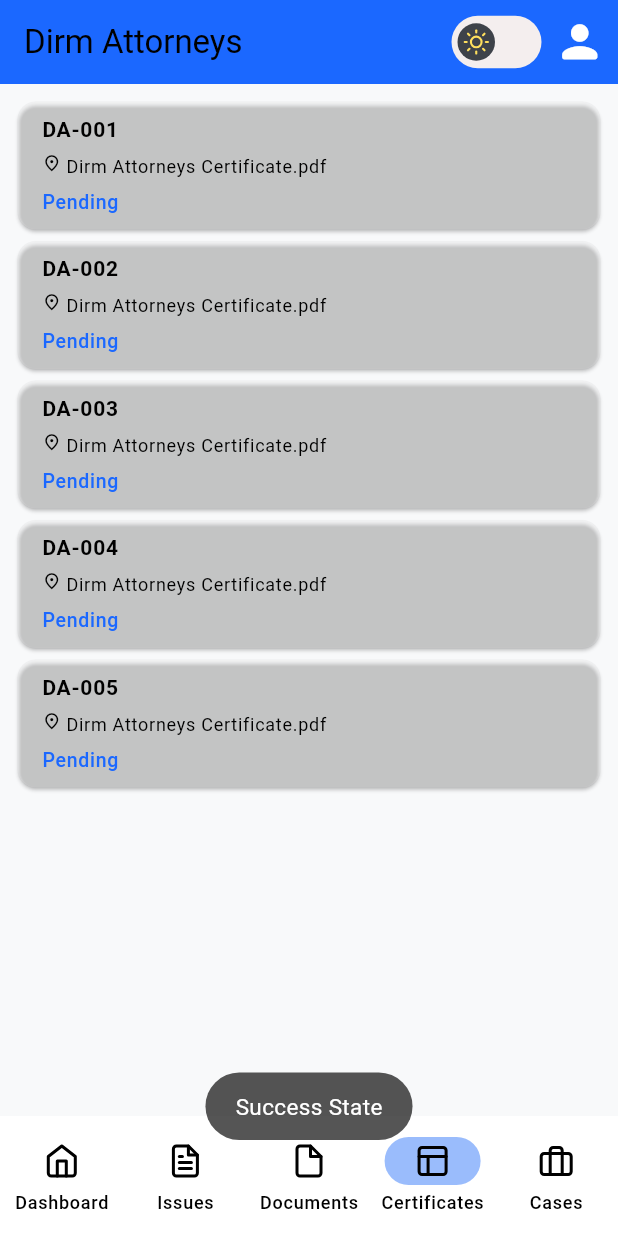
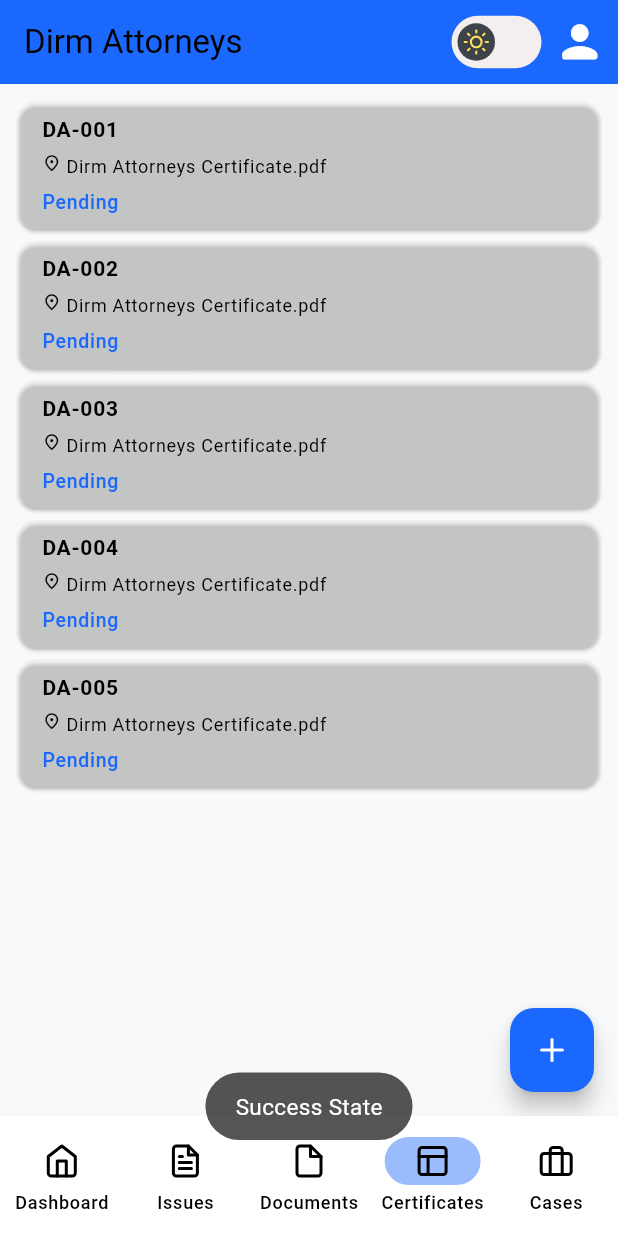
Before and after one commit to infinite-dev22/law_mobile_app, a Flutter app: the screen it shows after launch, item 4 of the bottom bar chosen, on a phone screen of 412 x 824 dp. Run offline on Flutter 3.47's test engine with Material 3 defaults, Android fonts, the phone set to English and light mode, and no system bars; drawn by our look-alikes of flutter_switch; our stand-ins replace awesome_extensions, bloc, equatable, flutter_bloc, flutter_feather_icons, toast.

```diff
--- a/lib/legal_certificates/presentation/pages/legal_certificates_page.dart
+++ b/lib/legal_certificates/presentation/pages/legal_certificates_page.dart
@@ -1,5 +1,6 @@
 import 'package:flutter/material.dart';
 import 'package:flutter_bloc/flutter_bloc.dart';
+import 'package:flutter_feather_icons/flutter_feather_icons.dart';
 import 'package:toast/toast.dart';
 
 import '../../../Global/Variables/colors.dart';
@@ -16,7 +17,21 @@ class LegalCertificatesPage extends StatelessWidget {
   Widget build(BuildContext context) {
     ToastContext().init(context);
 
-    return BlocConsumer<LegalCertificatesPageBloc, LegalCertificatesPageState>(
+    return Scaffold(
+      floatingActionButton: FloatingActionButton(
+        child: const Icon(FeatherIcons.plus),
+        onPressed: () {
+          showModalBottomSheet(
+            context: context,
+            builder: (context) {
+              return const Center(
+                child: Text("Certificates Form here"),
+              );
+            },
+          );
+        },
+      ),
+      body: BlocConsumer<LegalCertificatesPageBloc, LegalCertificatesPageState>(
         builder: (context, state) {
           if (state.status.isInitial) {
             context.read<LegalCertificatesPageBloc>().add(LoadLegalCertificatesEvent());
@@ -50,6 +65,7 @@ class LegalCertificatesPage extends StatelessWidget {
                 duration: Toast.lengthShort, gravity: Toast.bottom);
           }
         },
+      ),
     );
   }
 }
```
Lines whose indentation alone changed are shown as unchanged.
